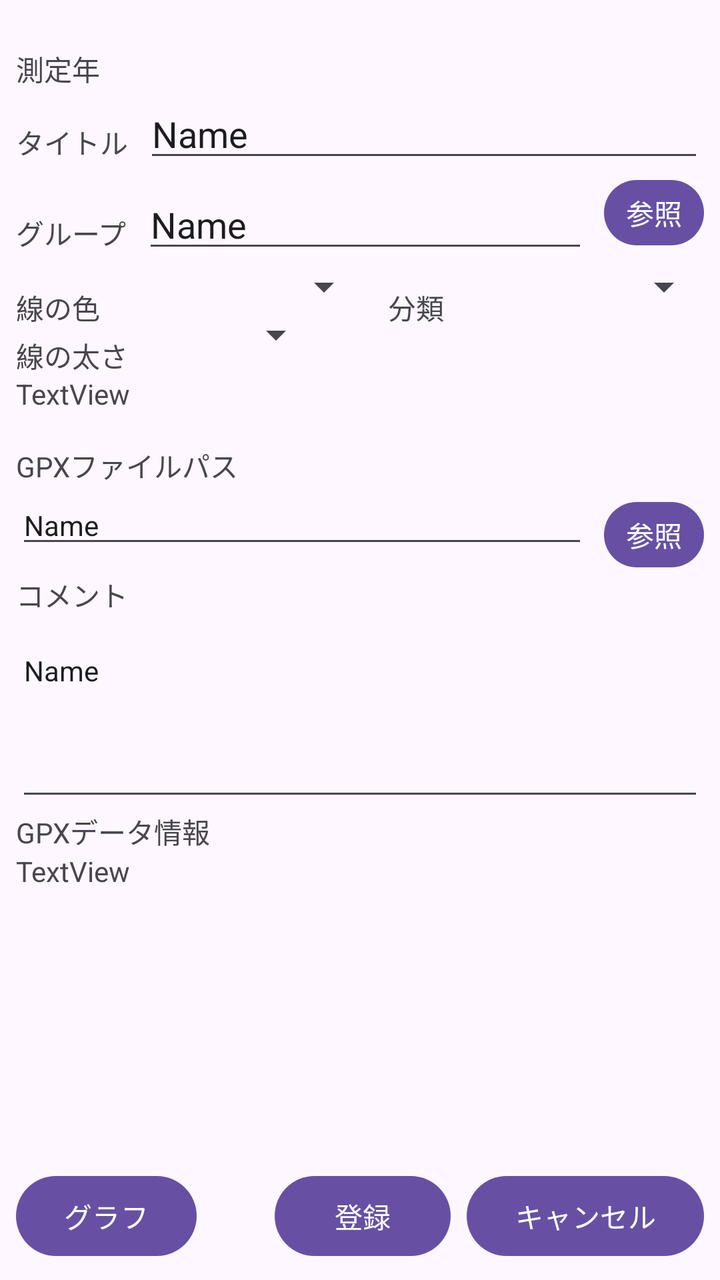
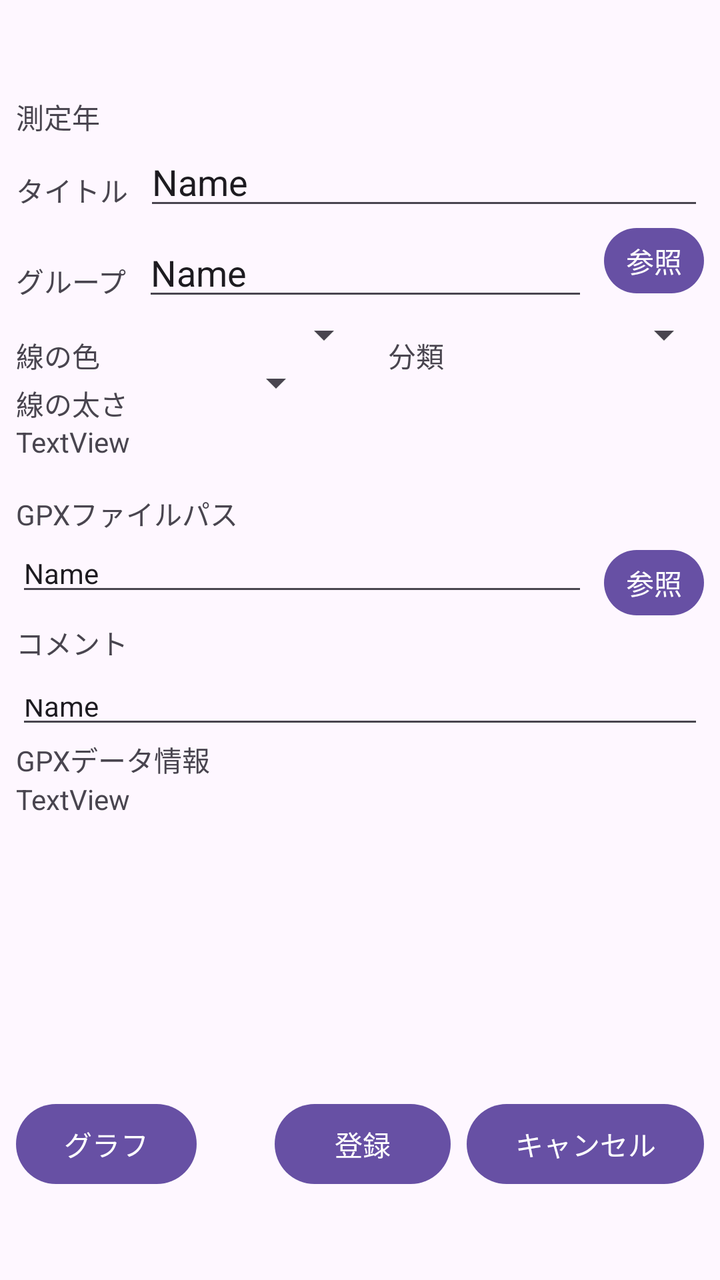

The first picture is an Android layout as it rendered before a commit; the second is the same layout after the commit. The layout source and the unified diff follow.
<!-- AndroidManifest.xml: application theme Theme.MyApplication4 -->
<!-- res/layout/activity_gpx_edit.xml -->
<?xml version="1.0" encoding="utf-8"?>
<androidx.constraintlayout.widget.ConstraintLayout xmlns:android="http://schemas.android.com/apk/res/android"
    xmlns:app="http://schemas.android.com/apk/res-auto"
    xmlns:tools="http://schemas.android.com/tools"
    android:id="@+id/main"
    android:layout_width="match_parent"
    android:layout_height="match_parent"
    tools:context=".GpxEditActivity">

    <TextView
        android:id="@+id/textView25"
        android:layout_width="wrap_content"
        android:layout_height="wrap_content"
        android:layout_marginStart="8dp"
        android:layout_marginTop="16dp"
        android:text="タイトル"
        app:layout_constraintStart_toStartOf="parent"
        app:layout_constraintTop_toBottomOf="@+id/textView32" />

    <EditText
        android:id="@+id/editTextTextPersonName13"
        android:layout_width="0dp"
        android:layout_height="wrap_content"
        android:layout_marginStart="8dp"
        android:layout_marginEnd="8dp"
        android:ems="10"
        android:inputType="textPersonName"
        android:text="Name"
        app:layout_constraintEnd_toEndOf="parent"
        app:layout_constraintStart_toEndOf="@+id/textView25"
        app:layout_constraintTop_toBottomOf="@+id/textView32" />

    <TextView
        android:id="@+id/textView26"
        android:layout_width="wrap_content"
        android:layout_height="wrap_content"
        android:layout_marginStart="8dp"
        android:layout_marginTop="20dp"
        android:text="グループ"
        app:layout_constraintStart_toStartOf="parent"
        app:layout_constraintTop_toBottomOf="@+id/editTextTextPersonName13" />

    <EditText
        android:id="@+id/editTextTextPersonName14"
        android:layout_width="0dp"
        android:layout_height="wrap_content"
        android:layout_marginStart="8dp"
        android:layout_marginTop="4dp"
        android:layout_marginEnd="8dp"
        android:ems="10"
        android:inputType="textPersonName"
        android:text="Name"
        app:layout_constraintEnd_toStartOf="@+id/button7"
        app:layout_constraintStart_toEndOf="@+id/textView26"
        app:layout_constraintTop_toBottomOf="@+id/editTextTextPersonName13" />

    <Button
        android:id="@+id/button7"
        android:layout_width="50dp"
        android:layout_height="wrap_content"
        android:layout_marginEnd="8dp"
        android:minHeight="0dp"
        android:minWidth="0dp"
        android:paddingLeft="4dp"
        android:paddingRight="4dp"
        android:text="参照"
        app:layout_constraintEnd_toEndOf="parent"
        app:layout_constraintTop_toBottomOf="@+id/editTextTextPersonName13" />

    <TextView
        android:id="@+id/textView27"
        android:layout_width="wrap_content"
        android:layout_height="wrap_content"
        android:layout_marginStart="8dp"
        android:layout_marginTop="12dp"
        android:text="線の色"
        app:layout_constraintStart_toStartOf="parent"
        app:layout_constraintTop_toBottomOf="@+id/editTextTextPersonName14" />

    <Spinner
        android:id="@+id/spinner2"
        android:layout_width="120dp"
        android:layout_height="wrap_content"
        android:layout_marginStart="16dp"
        app:layout_constraintStart_toEndOf="@+id/textView27"
        app:layout_constraintTop_toBottomOf="@+id/editTextTextPersonName14" />

    <TextView
        android:id="@+id/textView28"
        android:layout_width="wrap_content"
        android:layout_height="wrap_content"
        android:layout_marginStart="8dp"
        android:layout_marginTop="16dp"
        android:text="GPXファイルパス"
        app:layout_constraintStart_toStartOf="parent"
        app:layout_constraintTop_toBottomOf="@+id/textView11" />

    <EditText
        android:id="@+id/editTextTextPersonName15"
        android:layout_width="0dp"
        android:layout_height="wrap_content"
        android:layout_marginStart="8dp"
        android:layout_marginEnd="8dp"
        android:ems="10"
        android:inputType="textPersonName"
        android:text="Name"
        android:textSize="14sp"
        app:layout_constraintEnd_toStartOf="@+id/button8"
        app:layout_constraintStart_toStartOf="parent"
        app:layout_constraintTop_toBottomOf="@+id/textView28" />

    <Button
        android:id="@+id/button8"
        android:layout_width="50dp"
        android:layout_height="wrap_content"
        android:layout_marginTop="4dp"
        android:layout_marginEnd="8dp"
        android:minHeight="0dp"
        android:minWidth="0dp"
        android:paddingLeft="4dp"
        android:paddingRight="4dp"
        android:text="参照"
        app:layout_constraintEnd_toEndOf="parent"
        app:layout_constraintTop_toBottomOf="@+id/textView28" />

    <TextView
        android:id="@+id/textView29"
        android:layout_width="wrap_content"
        android:layout_height="wrap_content"
        android:layout_marginStart="8dp"
        android:layout_marginTop="8dp"
        android:text="コメント"
        app:layout_constraintStart_toStartOf="parent"
        app:layout_constraintTop_toBottomOf="@+id/editTextTextPersonName15" />

    <EditText
        android:id="@+id/editTextTextPersonName16"
        android:layout_width="0dp"
        android:layout_height="0dp"
        android:layout_marginStart="8dp"
        android:layout_marginTop="8dp"
        android:layout_marginEnd="8dp"
        android:ems="10"
        android:gravity="top"
        android:inputType="text|textPersonName|textMultiLine"
        android:text="Name"
        android:textAlignment="textStart"
        android:textSize="14sp"
        app:layout_constraintBottom_toTopOf="@+id/textView30"
        app:layout_constraintEnd_toEndOf="parent"
        app:layout_constraintHorizontal_bias="0.0"
        app:layout_constraintStart_toStartOf="parent"
        app:layout_constraintTop_toBottomOf="@+id/textView29" />

    <Button
        android:id="@+id/button9"
        android:layout_width="wrap_content"
        android:layout_height="wrap_content"
        android:layout_marginEnd="8dp"
        android:layout_marginBottom="8dp"
        android:text="登録"
        app:layout_constraintBottom_toBottomOf="parent"
        app:layout_constraintEnd_toStartOf="@+id/button10" />

    <Button
        android:id="@+id/button10"
        android:layout_width="wrap_content"
        android:layout_height="wrap_content"
        android:layout_marginEnd="8dp"
        android:layout_marginBottom="8dp"
        android:text="キャンセル"
        app:layout_constraintBottom_toBottomOf="parent"
        app:layout_constraintEnd_toEndOf="parent" />

    <TextView
        android:id="@+id/textView30"
        android:layout_width="wrap_content"
        android:layout_height="wrap_content"
        android:layout_marginStart="8dp"
        android:text="GPXデータ情報"
        app:layout_constraintBottom_toTopOf="@+id/textView31"
        app:layout_constraintStart_toStartOf="parent" />

    <TextView
        android:id="@+id/textView31"
        android:layout_width="0dp"
        android:layout_height="150dp"
        android:layout_marginStart="8dp"
        android:layout_marginEnd="8dp"
        android:layout_marginBottom="8dp"
        android:text="TextView"
        app:layout_constraintBottom_toTopOf="@+id/button9"
        app:layout_constraintEnd_toEndOf="parent"
        app:layout_constraintStart_toStartOf="parent" />

    <TextView
        android:id="@+id/textView32"
        android:layout_width="wrap_content"
        android:layout_height="wrap_content"
        android:layout_marginStart="8dp"
        android:layout_marginTop="24dp"
        android:text="測定年"
        app:layout_constraintStart_toStartOf="parent"
        app:layout_constraintTop_toTopOf="parent" />

    <TextView
        android:id="@+id/textView33"
        android:layout_width="wrap_content"
        android:layout_height="wrap_content"
        android:layout_marginStart="8dp"
        android:layout_marginTop="12dp"
        android:text="分類"
        app:layout_constraintStart_toEndOf="@+id/spinner2"
        app:layout_constraintTop_toBottomOf="@+id/editTextTextPersonName14" />

    <Spinner
        android:id="@+id/spinner3"
        android:layout_width="0dp"
        android:layout_height="wrap_content"
        android:layout_marginStart="8dp"
        android:layout_marginEnd="4dp"
        app:layout_constraintEnd_toEndOf="parent"
        app:layout_constraintStart_toEndOf="@+id/textView33"
        app:layout_constraintTop_toBottomOf="@+id/editTextTextPersonName14" />

    <Button
        android:id="@+id/button15"
        android:layout_width="wrap_content"
        android:layout_height="wrap_content"
        android:layout_marginStart="8dp"
        android:layout_marginBottom="8dp"
        android:text="グラフ"
        app:layout_constraintBottom_toBottomOf="parent"
        app:layout_constraintStart_toStartOf="parent" />

    <TextView
        android:id="@+id/textView7"
        android:layout_width="wrap_content"
        android:layout_height="wrap_content"
        android:layout_marginStart="8dp"
        android:layout_marginTop="12dp"
        android:text="線の太さ"
        app:layout_constraintStart_toStartOf="parent"
        app:layout_constraintTop_toBottomOf="@+id/spinner2" />

    <Spinner
        android:id="@+id/spinner13"
        android:layout_width="90dp"
        android:layout_height="wrap_content"
        android:layout_marginStart="8dp"
        app:layout_constraintStart_toEndOf="@+id/textView7"
        app:layout_constraintTop_toBottomOf="@+id/spinner2" />

    <TextView
        android:id="@+id/textView11"
        android:layout_width="0dp"
        android:layout_height="wrap_content"
        android:layout_marginStart="8dp"
        android:layout_marginTop="8dp"
        android:layout_marginEnd="8dp"
        android:text="TextView"
        app:layout_constraintEnd_toEndOf="parent"
        app:layout_constraintStart_toStartOf="parent"
        app:layout_constraintTop_toBottomOf="@+id/spinner13" />

</androidx.constraintlayout.widget.ConstraintLayout>
<!-- resources referenced by this layout -->
<resources>
  <style name="Theme.MyApplication4" parent="Base.Theme.MyApplication4" />
  <style name="Base.Theme.MyApplication4" parent="Theme.Material3.DayNight">
          
          
      </style>
</resources>

<!-- the commit's change to res/layout/activity_gpx_edit.xml (unified diff, before → after) -->
@@ -157,7 +157,7 @@
         android:layout_width="wrap_content"
         android:layout_height="wrap_content"
         android:layout_marginEnd="8dp"
-        android:layout_marginBottom="8dp"
+        android:layout_marginBottom="44dp"
         android:text="登録"
         app:layout_constraintBottom_toBottomOf="parent"
         app:layout_constraintEnd_toStartOf="@+id/button10" />
@@ -167,7 +167,7 @@
         android:layout_width="wrap_content"
         android:layout_height="wrap_content"
         android:layout_marginEnd="8dp"
-        android:layout_marginBottom="8dp"
+        android:layout_marginBottom="44dp"
         android:text="キャンセル"
         app:layout_constraintBottom_toBottomOf="parent"
         app:layout_constraintEnd_toEndOf="parent" />
@@ -198,7 +198,7 @@
         android:layout_width="wrap_content"
         android:layout_height="wrap_content"
         android:layout_marginStart="8dp"
-        android:layout_marginTop="24dp"
+        android:layout_marginTop="48dp"
         android:text="測定年"
         app:layout_constraintStart_toStartOf="parent"
         app:layout_constraintTop_toTopOf="parent" />
@@ -228,7 +228,7 @@
         android:layout_width="wrap_content"
         android:layout_height="wrap_content"
         android:layout_marginStart="8dp"
-        android:layout_marginBottom="8dp"
+        android:layout_marginBottom="44dp"
         android:text="グラフ"
         app:layout_constraintBottom_toBottomOf="parent"
         app:layout_constraintStart_toStartOf="parent" />
